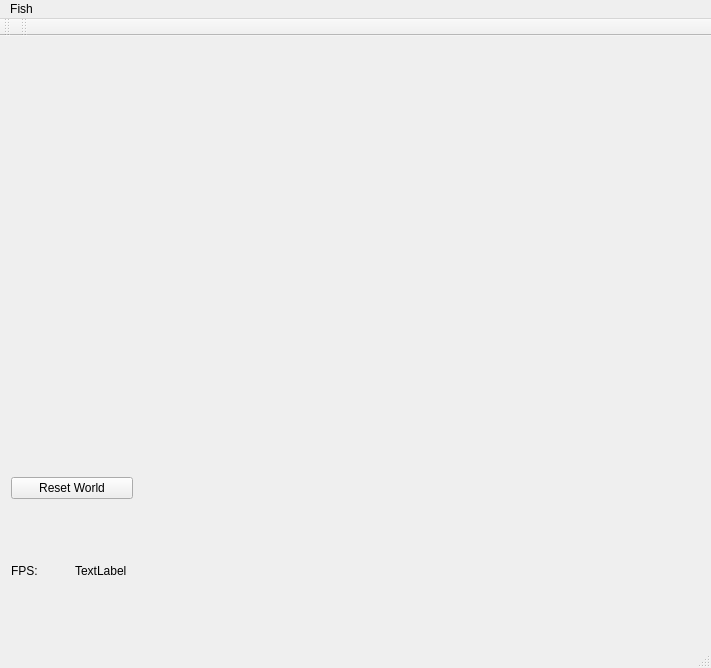
Above: mainwindow.ui from aortez/Space-Wars before the change. Below: the same form after it.
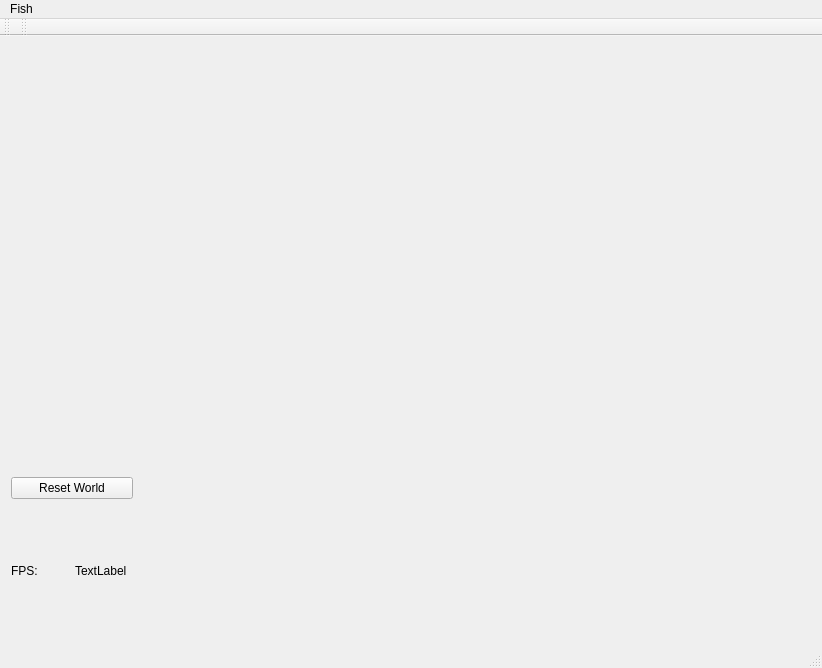
That is the form after the change.

What changed in the file:
```diff
--- a/mainwindow.ui
+++ b/mainwindow.ui
@@ -6,7 +6,7 @@
    <rect>
     <x>0</x>
     <y>0</y>
-    <width>711</width>
+    <width>822</width>
     <height>668</height>
    </rect>
   </property>
@@ -60,8 +60,8 @@
    <widget class="QWidget" name="gridLayoutWidget">
     <property name="geometry">
      <rect>
-      <x>100</x>
-      <y>-3</y>
+      <x>170</x>
+      <y>0</y>
       <width>611</width>
       <height>611</height>
      </rect>
@@ -74,8 +74,8 @@
     <rect>
      <x>0</x>
      <y>0</y>
-     <width>711</width>
-     <height>25</height>
+     <width>822</width>
+     <height>24</height>
     </rect>
    </property>
    <widget class="QMenu" name="menuFish">
```
